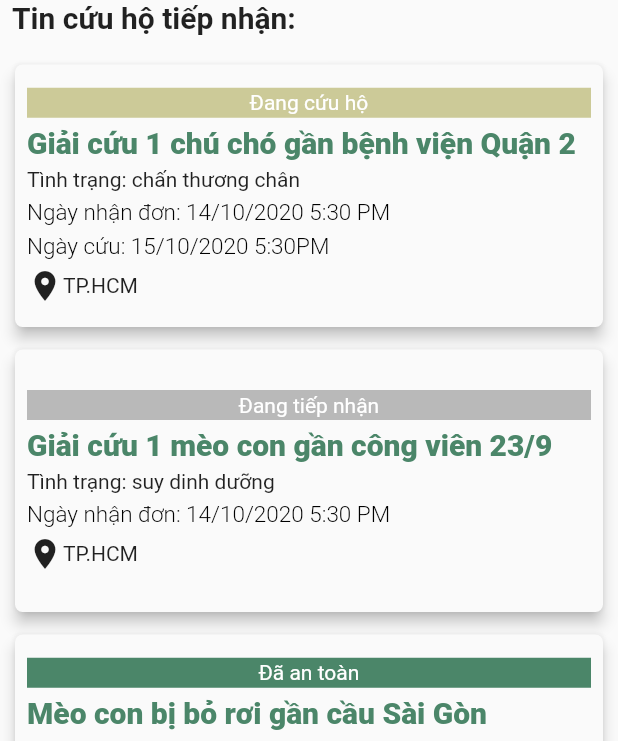
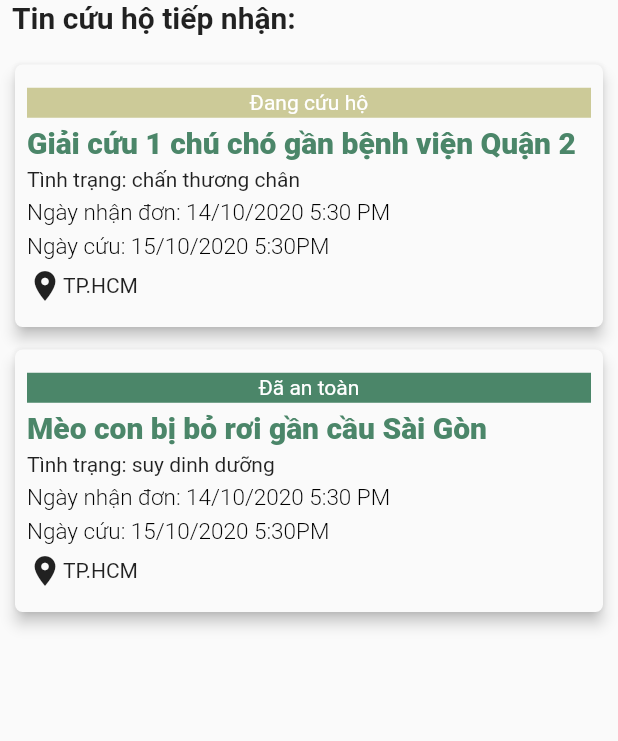
Before and after one commit to catInOrbit/PetRescue, a Flutter app: the ProfileTab screen opened directly with sample values from the repository, on a phone screen of 412 x 824 dp, the part 495-1236 px from its top. Run offline on Flutter 3.47's test engine with Material 2 defaults, Android fonts, the phone set to English and light mode, and no system bars; our stand-ins replace email_validator, flutter_icons, flutter_signin_button, flutter_slidable, flutter_svg, formz and 7 more; missing offline and left inert: flappy_search_bar, flutter_custom_dialog, timeline_list; network calls fail.

Commit message:
update rescue profile tab

```diff
--- a/lib/profile/TabRescued.dart
+++ b/lib/profile/TabRescued.dart
@@ -176,121 +176,6 @@ class _PageRescuedState extends State<PageRescued> {
                               Container(
                                 height: 20,
                                 // width: 50,
-                                color: Colors.black26,
-                                child: Center(
-                                  child: Text("Đang tiếp nhận",style: TextStyle(
-                                      color: Colors.white
-                                  ),),
-                                ),
-                              ),
-                              SizedBox(height: 5,),
-                              Align(
-                                alignment: Alignment.topLeft,
-                                child: Text(
-                                  "Giải cứu 1 mèo con gần công viên 23/9 ",
-                                  style: TextStyle(
-                                    color: Color(0xff4b8669),
-                                    fontSize: 20,
-                                    fontFamily: "Roboto",
-                                    fontWeight: FontWeight.w900,
-                                  ),
-                                  maxLines: 1,
-                                ),
-                              ),
-                              SizedBox(height: 5,),
-                              Align(
-                                  alignment: Alignment.topLeft,
-                                  child: Text("Tình trạng: suy dinh dưỡng")),
-                              SizedBox(height: 5,),
-                              Align(
-                                alignment: Alignment.topLeft,
-                                child: Text(
-                                  "Ngày nhận đơn: 14/10/2020 5:30 PM",
-                                  style: TextStyle(
-                                    color: Colors.black,
-                                    fontSize: 15,
-                                    fontFamily: "Roboto",
-                                    fontWeight: FontWeight.w300,
-                                  ),
-                                  maxLines: 1,
-                                ),
-                              ),
-
-                              // SizedBox(height: 5,),
-                              // Align(
-                              //   alignment: Alignment.topLeft,
-                              //   child: Text(
-                              //     "Ngày cứu: 15/10/2020 5:30PM",
-                              //     style: TextStyle(
-                              //       color: Colors.black,
-                              //       fontSize: 15,
-                              //       fontFamily: "Roboto",
-                              //       fontWeight: FontWeight.w300,
-                              //     ),
-                              //     maxLines: 1,
-                              //   ),
-                              // ),
-
-                              SizedBox(height: 5,),
-                              Row(
-                                mainAxisAlignment: MainAxisAlignment.start,
-                                children: <Widget>[
-                                  Icon(Icons.location_on),
-                                  Text("TP.HCM"),
-
-                                ],
-                              )
-                            ],
-                          ),
-                        ),
-                      ),
-
-                    ],
-                  ),
-                ),
-              ),
-            ),
-          ),
-          GestureDetector(
-            onTap: (){
-
-            },
-            child: Container(
-              width: MediaQuery.of(context).size.width,
-              height: 190,
-              padding: EdgeInsets.fromLTRB(10.0,10,10,5),
-              // decoration: BoxDecoration(
-              //   border: Border(
-              //     bottom: BorderSide(
-              //       width: 0.5
-              //     )
-              //   )
-              // ),
-              child: Material(
-                elevation: 4.0,
-                borderRadius: BorderRadius.circular(5.0),
-
-                child:Padding(
-                  padding: const EdgeInsets.all(8.0),
-                  child: Row(
-                    children: <Widget>[
-                      // Padding(
-                      //   padding: const EdgeInsets.fromLTRB(5,0,10,0),
-                      //   child: CircleAvatar(
-                      //     radius: 50,
-                      //   ),
-                      // ),
-                      Expanded(
-                        child: Container(
-                          // height: 100,
-                          // width: 245,
-                          // color: Colors.red,
-                          child: Column(
-                            mainAxisAlignment: MainAxisAlignment.center,
-                            children: <Widget>[
-                              Container(
-                                height: 20,
-                                // width: 50,
                                 color:PetRescueTheme.darkGreen,
                                 child: Center(
                                   child: Text("Đã an toàn",style: TextStyle(
--- a/lib/repository/data/post_data.dart
+++ b/lib/repository/data/post_data.dart
@@ -16,7 +16,7 @@ List<Post> listOfPosts = [
       "https://s3.ap-southeast-1.amazonaws.com/images.deccanchronicle.com/dc-Cover-g70644hiocchitapae654vgia4-20161227061350.Medi.jpeg",
       "Male",
       "6-8 months",
-      ["Thú bị bỏ hoang", " Chấn thương nặng ở mắt, chảy máu nhiều", "Mất chủ"],
+      ["Tìm thấy mèo bị bỏ hoang ở góc đường", "Mèo bị chấn thương nặng ở mắt, đi cà nhắt, chảy máu nhiều ở mặt, djwa iwaj waioj waioj dwaiodj aiwo joiawdj ioajd ioawj", "Mèo có đeo vòng cổ, có thể đã có chủ"],
       <TimeLineText>[],
       userList[0],
       <User>[],
```
Also changed, not shown: lib/widgets/post_card.dart (+122 -83 lines).
